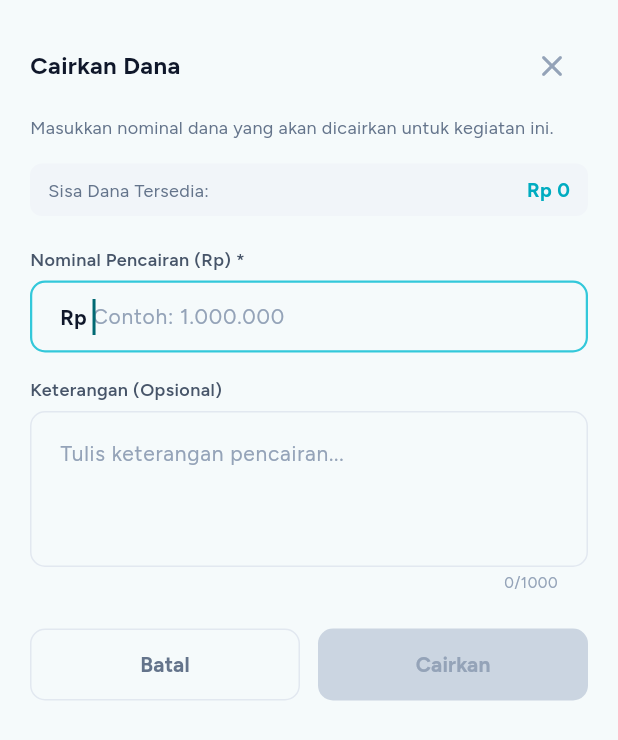
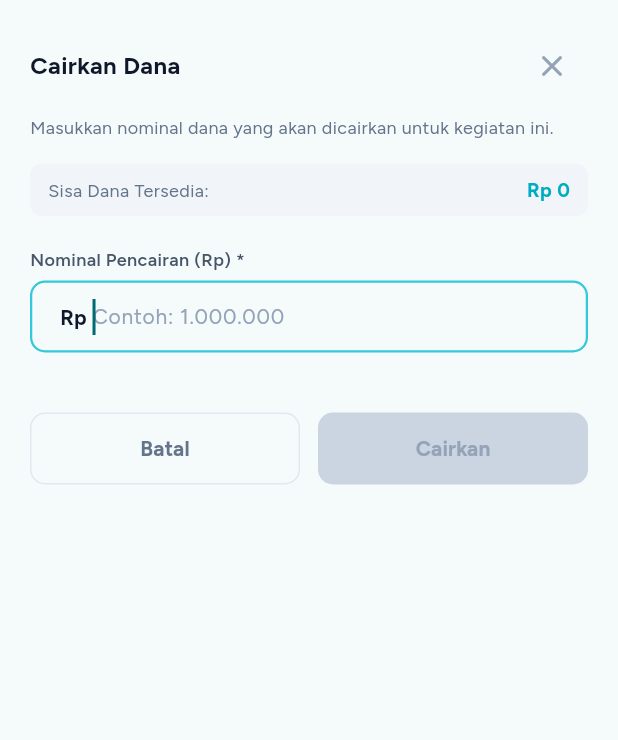
Before and after one commit to Dyjuen/SIGAP-Laravel, a Flutter app: the _CairkanFormBottomSheet widget shown alone on an empty page, opened directly with empty values, on a phone screen of 412 x 824 dp. Shown: the top 740 px of the screen. Run offline on Flutter 3.47's test engine with Material 3 defaults, Android fonts, the light colour scheme and no system bars; our stand-ins replace dio, file_picker, google_fonts, shared_preferences; accounts and stored records are empty; network calls fail.

Commit message:
feat(mobile): remove keterangan from pencairan form
- Remove keterangan input, controller, and parameter from UI

- Update provider, service, and tests to match API signature

- Add url_launcher to pubspec.yaml to fix test compilation

```diff
--- a/mobile/lib/providers/pencairan_provider.dart
+++ b/mobile/lib/providers/pencairan_provider.dart
@@ -39,7 +39,6 @@
   Future<bool> storePencairan({
     required String kegiatanId,
     required double nominal,
-    String? keterangan,
   }) async {
     _isSubmitting = true;
     _errorMessage = null;
@@ -49,7 +48,6 @@
       await _pencairanService.storePencairan(
         kegiatanId: kegiatanId,
         nominal: nominal,
-        keterangan: keterangan,
       );
       _errorMessage = null;
       // Refresh list to show updated totals/sisa
--- a/mobile/lib/screens/bendahara/pencairan_page.dart
+++ b/mobile/lib/screens/bendahara/pencairan_page.dart
@@ -703,7 +703,6 @@
 
 class _CairkanFormBottomSheetState extends State<_CairkanFormBottomSheet> {
   final TextEditingController _nominalController = TextEditingController();
-  final TextEditingController _keteranganController = TextEditingController();
 
   double _nominalRaw = 0;
   String? _nominalError;
@@ -719,7 +718,6 @@
   void dispose() {
     _nominalController.removeListener(_onNominalChanged);
     _nominalController.dispose();
-    _keteranganController.dispose();
     super.dispose();
   }
 
@@ -886,35 +884,6 @@
           ),
           const SizedBox(height: 16),
 
-          // Keterangan input
-          Text(
-            'Keterangan (Opsional)',
-            style: GoogleFonts.figtree(
-              fontSize: 12,
-              fontWeight: FontWeight.w600,
-              color: const Color(0xFF475569),
-            ),
-          ),
-          const SizedBox(height: 6),
-          TextField(
-            controller: _keteranganController,
-            maxLength: 1000,
-            maxLines: 3,
-            decoration: InputDecoration(
-              hintText: 'Tulis keterangan pencairan...',
-              hintStyle: GoogleFonts.figtree(color: const Color(0xFF94A3B8), fontSize: 14),
-              contentPadding: const EdgeInsets.all(16),
-              enabledBorder: OutlineInputBorder(
-                borderRadius: BorderRadius.circular(10),
-                borderSide: const BorderSide(color: Color(0xFFE2E8F0)),
-              ),
-              focusedBorder: OutlineInputBorder(
-                borderRadius: BorderRadius.circular(10),
-                borderSide: const BorderSide(color: Color(0xFF33C8DA), width: 1.5),
-              ),
-              counterStyle: GoogleFonts.figtree(color: const Color(0xFF94A3B8), fontSize: 10),
-            ),
-          ),
           const SizedBox(height: 24),
 
           // Save / Cancel Actions
@@ -944,7 +913,6 @@
                           final success = await context.read<PencairanProvider>().storePencairan(
                             kegiatanId: widget.item.kegiatanId,
                             nominal: _nominalRaw,
-                            keterangan: _keteranganController.text,
                           );
                           if (success) {
                             widget.onSuccess('Berhasil mencatat pencairan dana.');
--- a/mobile/lib/services/pencairan_service.dart
+++ b/mobile/lib/services/pencairan_service.dart
@@ -30,14 +30,12 @@
   Future<void> storePencairan({
     required String kegiatanId,
     required double nominal,
-    String? keterangan,
   }) async {
     try {
       final response = await dio.post(
         '/kegiatan/$kegiatanId/pencairan',
         data: {
           'nominal_pencairan': nominal,
-          if (keterangan != null && keterangan.isNotEmpty) 'keterangan': keterangan,
         },
         options: Options(headers: {'Accept': 'application/json'}),
       );
--- a/mobile/pubspec.yaml
+++ b/mobile/pubspec.yaml
@@ -38,6 +38,7 @@
   cupertino_icons: ^1.0.8
   google_fonts: ^6.2.1
   intl: ^0.19.0
+  url_launcher: ^6.2.5
 
 dev_dependencies:
   flutter_test:
```
Also changed, not shown: mobile/pubspec.lock, 6 other files.
